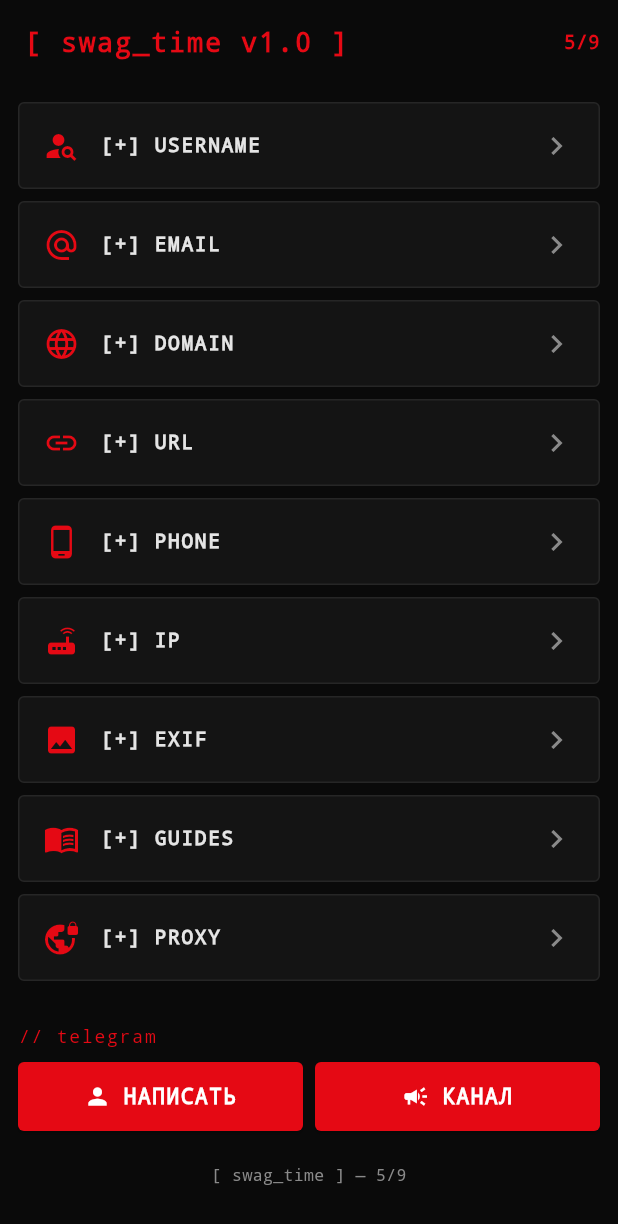
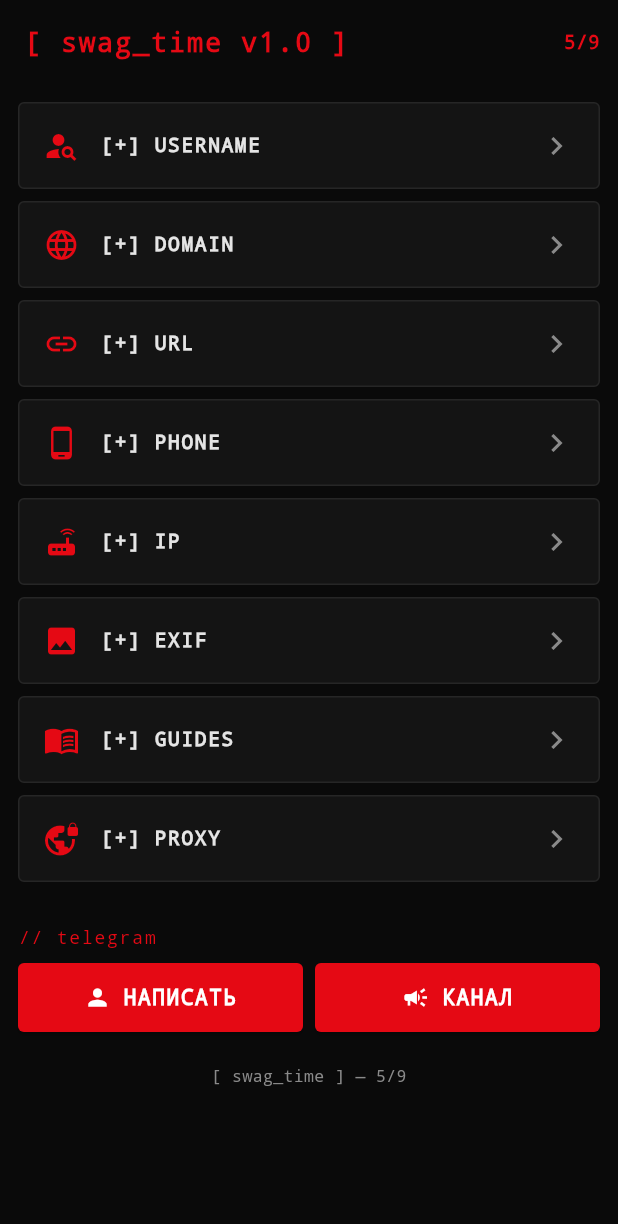
Before and after one commit to k1r3xsteam-spec/swag-time-, a Flutter app: the screen it shows after launch, on a phone screen of 412 x 824 dp. Shown: the top 1224 px of the screen. Run offline on Flutter 3.47's test engine with Material 3 defaults, Android fonts, the phone set to English and light mode, and no system bars; our stand-ins replace image_picker.

Commit message:
Update home.dart

```diff
--- a/app/lib/screens/home.dart
+++ b/app/lib/screens/home.dart
@@ -2,7 +2,6 @@
 import 'package:url_launcher/url_launcher.dart';
 import '../theme.dart';
 import 'username.dart';
-import 'email.dart';
 import 'domain.dart';
 import 'url.dart';
 import 'phone.dart';
@@ -28,7 +27,6 @@
   Widget build(BuildContext context) {
     final modules = [
       ("USERNAME", Icons.person_search, const UsernameScreen()),
-      ("EMAIL", Icons.alternate_email, const EmailScreen()),
       ("DOMAIN", Icons.language, const DomainScreen()),
       ("URL", Icons.link, const UrlScreen()),
       ("PHONE", Icons.phone_android, const PhoneScreen()),
@@ -118,7 +116,7 @@
             ],
           ),
           const SizedBox(height: 20),
-          Center(
+          const Center(
             child: Text("[ swag_time ] — 5/9",
                 style: TextStyle(
                   fontFamily: 'monospace',
```
